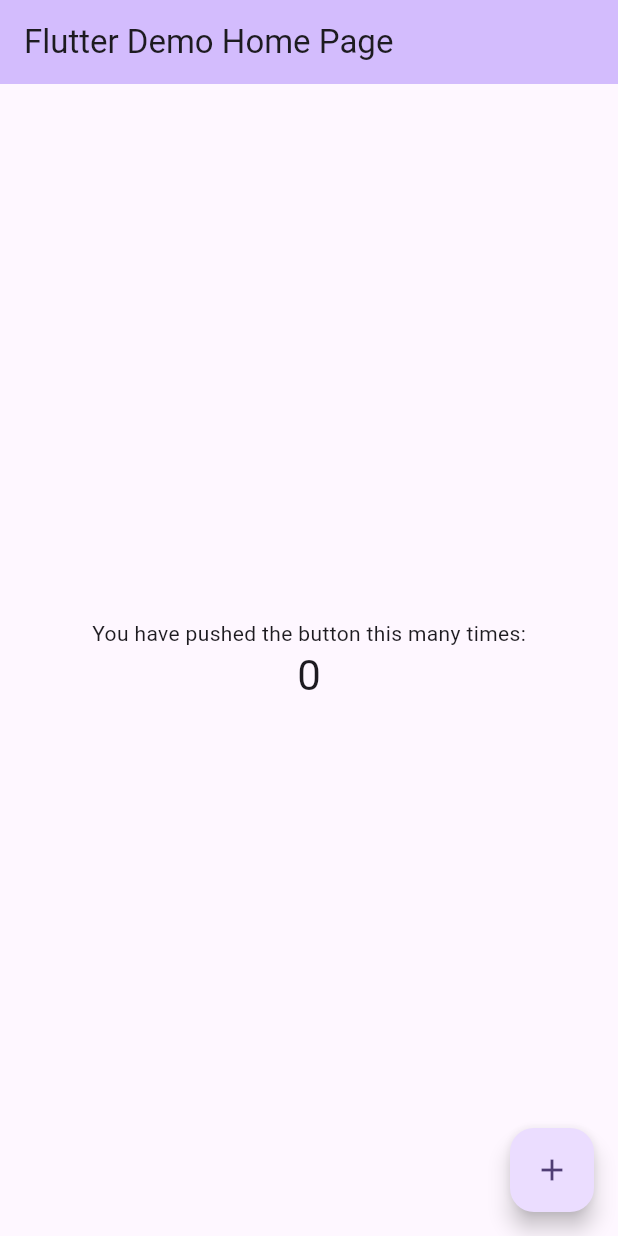
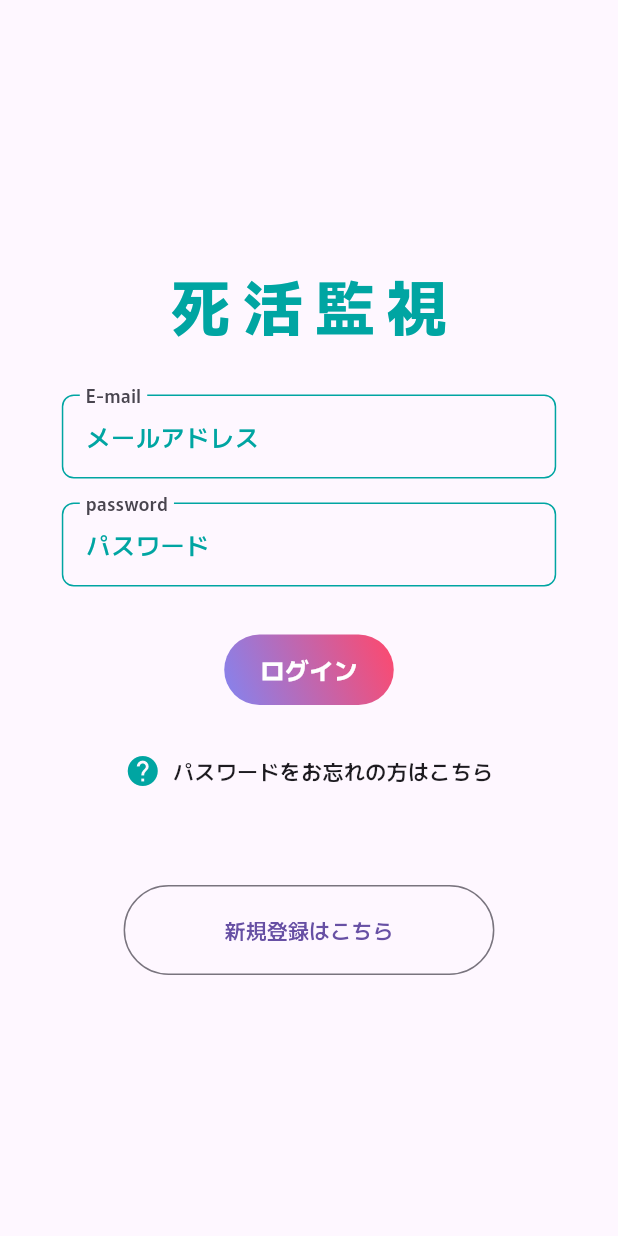
Before and after one commit to info-failsafe/hawwa_app, a Flutter app: the screen it shows after launch, on a phone screen of 412 x 824 dp. Run offline on Flutter 3.47's test engine with Material 3 defaults, Android fonts, the light colour scheme and no system bars.

Commit message:
構築：ログイン：デザイン

```diff
--- a/lib/main.dart
+++ b/lib/main.dart
@@ -1,125 +1,167 @@
 import 'package:flutter/material.dart';
 
 void main() {
-  runApp(const MyApp());
+  runApp(const HawwaApp());
 }
 
-class MyApp extends StatelessWidget {
-  const MyApp({super.key});
+class HawwaApp extends StatelessWidget {
+  const HawwaApp({super.key});
 
   // This widget is the root of your application.
   @override
   Widget build(BuildContext context) {
     return MaterialApp(
-      title: 'Flutter Demo',
-      theme: ThemeData(
-        // This is the theme of your application.
-        //
-        // TRY THIS: Try running your application with "flutter run". You'll see
-        // the application has a purple toolbar. Then, without quitting the app,
-        // try changing the seedColor in the colorScheme below to Colors.green
-        // and then invoke "hot reload" (save your changes or press the "hot
-        // reload" button in a Flutter-supported IDE, or press "r" if you used
-        // the command line to start the app).
-        //
-        // Notice that the counter didn't reset back to zero; the application
-        // state is not lost during the reload. To reset the state, use hot
-        // restart instead.
-        //
-        // This works for code too, not just values: Most code changes can be
-        // tested with just a hot reload.
-        colorScheme: ColorScheme.fromSeed(seedColor: Colors.deepPurple),
-        useMaterial3: true,
+        title: 'HAWWA',
+        theme: ThemeData.light().copyWith(
+            primaryColor: Color.fromRGBO(0, 165, 162, 1),
+            textTheme:
+                ThemeData.light().textTheme.apply(fontFamily: 'Murecho')),
+        darkTheme: ThemeData.dark(),
+        home: Scaffold(body: Contents()));
+  }
+}
+
+class Contents extends StatelessWidget {
+  @override
+  Widget build(BuildContext context) {
+    return SafeArea(
+      child: Column(
+        mainAxisAlignment: MainAxisAlignment.center,
+        children: [
+          Logo(),
+          SizedBox(height: 32),
+          CustomTextField(
+              labelText: 'E-mail', hintText: 'メールアドレス', obscureText: false),
+          SizedBox(height: 16),
+          CustomTextField(
+              labelText: 'password', hintText: 'パスワード', obscureText: true),
+          SizedBox(height: 32),
+          GradientButton(
+            text: 'ログイン',
+            onPressed: () {},
+            // style: ButtonStyle(
+            //     minimumSize: MaterialStateProperty.all(
+            //         Size(MediaQuery.of(context).size.width * 0.4, 48))),
+          ),
+          SizedBox(height: 32),
+          Row(
+            mainAxisAlignment: MainAxisAlignment.center,
+            children: [
+              Icon(
+                Icons.help,
+                color: Theme.of(context).primaryColor,
+                size: 24,
+                semanticLabel: 'Text Label',
+              ),
+              SizedBox(width: 8),
+              Text('パスワードをお忘れの方はこちら'),
+            ],
+          ),
+          SizedBox(height: 64),
+          OutlinedButton(
+            onPressed: () {},
+            style: ButtonStyle(
+                minimumSize: MaterialStateProperty.all(
+                    Size(MediaQuery.of(context).size.width * 0.6, 60))),
+            child: Text('新規登録はこちら'),
+          ),
+        ],
       ),
-      home: const MyHomePage(title: 'Flutter Demo Home Page'),
     );
   }
 }
 
-class MyHomePage extends StatefulWidget {
-  const MyHomePage({super.key, required this.title});
-
-  // This widget is the home page of your application. It is stateful, meaning
-  // that it has a State object (defined below) that contains fields that affect
-  // how it looks.
-
-  // This class is the configuration for the state. It holds the values (in this
-  // case the title) provided by the parent (in this case the App widget) and
-  // used by the build method of the State. Fields in a Widget subclass are
-  // always marked "final".
-
-  final String title;
-
+class Logo extends StatelessWidget {
   @override
-  State<MyHomePage> createState() => _MyHomePageState();
+  Widget build(BuildContext context) {
+    return Center(
+      child: Text(
+        '死活監視',
+        style: TextStyle(
+          fontSize: 40,
+          fontWeight: FontWeight.bold,
+          color: Theme.of(context).primaryColor,
+          letterSpacing: 8,
+        ),
+      ),
+    );
+  }
 }
 
-class _MyHomePageState extends State<MyHomePage> {
-  int _counter = 0;
+class CustomTextField extends StatelessWidget {
+  final String labelText;
+  final String hintText;
+  final bool obscureText;
 
-  void _incrementCounter() {
-    setState(() {
-      // This call to setState tells the Flutter framework that something has
-      // changed in this State, which causes it to rerun the build method below
-      // so that the display can reflect the updated values. If we changed
-      // _counter without calling setState(), then the build method would not be
-      // called again, and so nothing would appear to happen.
-      _counter++;
-    });
-  }
+  const CustomTextField({
+    Key? key,
+    required this.labelText,
+    required this.hintText,
+    required this.obscureText,
+  }) : super(key: key);
 
   @override
   Widget build(BuildContext context) {
-    // This method is rerun every time setState is called, for instance as done
-    // by the _incrementCounter method above.
-    //
-    // The Flutter framework has been optimized to make rerunning build methods
-    // fast, so that you can just rebuild anything that needs updating rather
-    // than having to individually change instances of widgets.
-    return Scaffold(
-      appBar: AppBar(
-        // TRY THIS: Try changing the color here to a specific color (to
-        // Colors.amber, perhaps?) and trigger a hot reload to see the AppBar
-        // change color while the other colors stay the same.
-        backgroundColor: Theme.of(context).colorScheme.inversePrimary,
-        // Here we take the value from the MyHomePage object that was created by
-        // the App.build method, and use it to set our appbar title.
-        title: Text(widget.title),
+    return SizedBox(
+      width: MediaQuery.of(context).size.width * 0.8,
+      child: TextField(
+        decoration: InputDecoration(
+          labelText: labelText,
+          hintText: hintText,
+          hintStyle: TextStyle(color: Theme.of(context).primaryColor),
+          floatingLabelBehavior: FloatingLabelBehavior.always,
+          focusedBorder: OutlineInputBorder(
+            borderRadius: BorderRadius.circular(8),
+            borderSide: BorderSide(
+              color: Theme.of(context).primaryColor,
+            ),
+          ),
+          enabledBorder: OutlineInputBorder(
+            borderRadius: BorderRadius.circular(8),
+            borderSide: BorderSide(
+              color: Theme.of(context).primaryColor,
+            ),
+          ),
+        ),
+        obscureText: obscureText,
+        // onTap: () {},
       ),
-      body: Center(
-        // Center is a layout widget. It takes a single child and positions it
-        // in the middle of the parent.
-        child: Column(
-          // Column is also a layout widget. It takes a list of children and
-          // arranges them vertically. By default, it sizes itself to fit its
-          // children horizontally, and tries to be as tall as its parent.
-          //
-          // Column has various properties to control how it sizes itself and
-          // how it positions its children. Here we use mainAxisAlignment to
-          // center the children vertically; the main axis here is the vertical
-          // axis because Columns are vertical (the cross axis would be
-          // horizontal).
-          //
-          // TRY THIS: Invoke "debug painting" (choose the "Toggle Debug Paint"
-          // action in the IDE, or press "p" in the console), to see the
-          // wireframe for each widget.
-          mainAxisAlignment: MainAxisAlignment.center,
-          children: <Widget>[
-            const Text(
-              'You have pushed the button this many times:',
-            ),
-            Text(
-              '$_counter',
-              style: Theme.of(context).textTheme.headlineMedium,
-            ),
-          ],
-        ),
-      ),
-      floatingActionButton: FloatingActionButton(
-        onPressed: _incrementCounter,
-        tooltip: 'Increment',
-        child: const Icon(Icons.add),
-      ), // This trailing comma makes auto-formatting nicer for build methods.
     );
   }
 }
+
+class GradientButton extends StatelessWidget {
+  final String text;
+  final VoidCallback onPressed;
+
+  GradientButton({required this.text, required this.onPressed});
+
+  @override
+  Widget build(BuildContext context) {
+    return GestureDetector(
+      onTap: onPressed,
+      child: Container(
+        padding: EdgeInsets.symmetric(horizontal: 24, vertical: 12),
+        decoration: BoxDecoration(
+          gradient: LinearGradient(
+            colors: [
+              Color.fromRGBO(131, 132, 240, 1),
+              Color.fromRGBO(255, 72, 108, 1)
+            ],
+            begin: Alignment.bottomLeft,
+            end: Alignment.topRight,
+          ),
+          borderRadius: BorderRadius.circular(64),
+        ),
+        child: Text(
+          text,
+          style: TextStyle(
+            color: Colors.white,
+            fontSize: 16,
+            fontWeight: FontWeight.bold,
+          ),
+        ),
+      ),
+    );
+  }
+}
```
Also changed, not shown: 1 other file.
